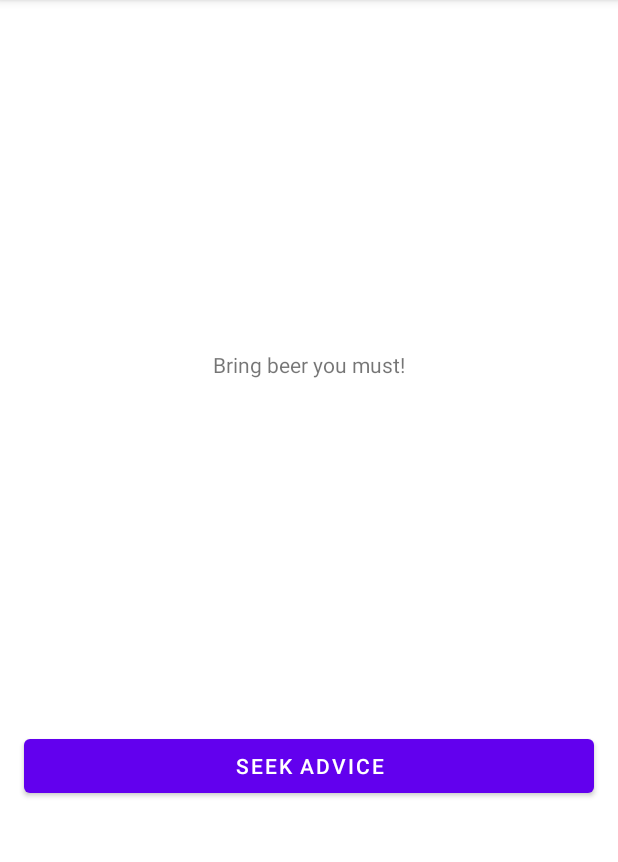
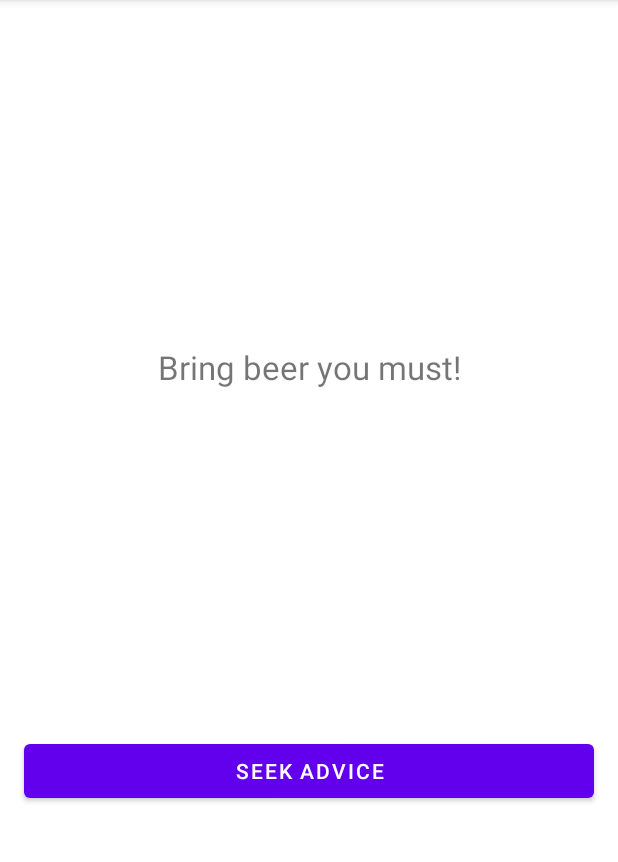
Before and after one commit to alinegtcl/advice-slip, an Android app: the screen it shows after launch (MainActivity), on a phone screen of 412 x 824 dp, the part 84-946 px from its top. Run offline under Robolectric (Android 15) with nearby library versions, the light colour scheme and no system bars; 6 statements that could not run were skipped.

Commit message:
fix(main_activity): setup view model and layout adjustments.

```diff
--- a/app/src/main/res/layout/activity_main.xml
+++ b/app/src/main/res/layout/activity_main.xml
@@ -9,7 +9,10 @@
     <TextView
         android:id="@+id/textMainAdviceSlip"
         android:layout_width="wrap_content"
+        android:paddingHorizontal="16dp"
         android:layout_height="wrap_content"
+        android:textSize="22sp"
+        android:gravity="center"
         android:text="@string/message_default_advice"
         app:layout_constraintBottom_toTopOf="@id/buttonMainSeekAdvice"
         app:layout_constraintEnd_toEndOf="parent"
```
Also changed, not shown: app/src/main/java/com/linecruz/adviceslip/presentation/MainActivity.kt (+13 -4 lines).
